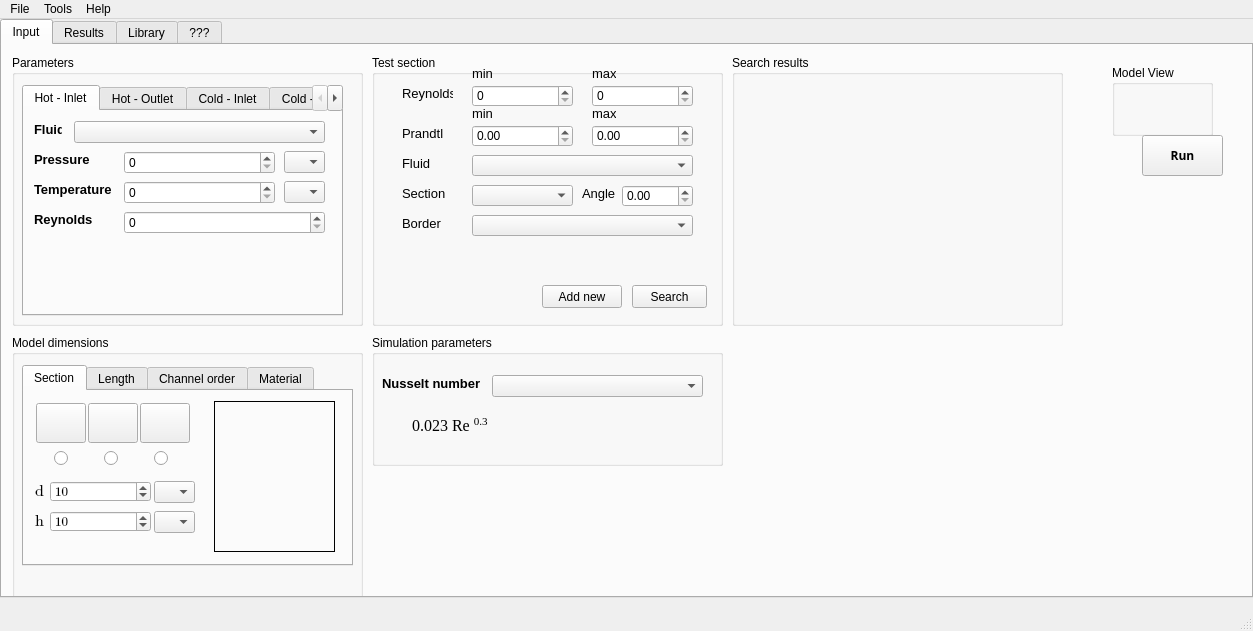
Above: mainwindow.ui from ateixeira0163/PCHE before the change. Below: the same form after it.
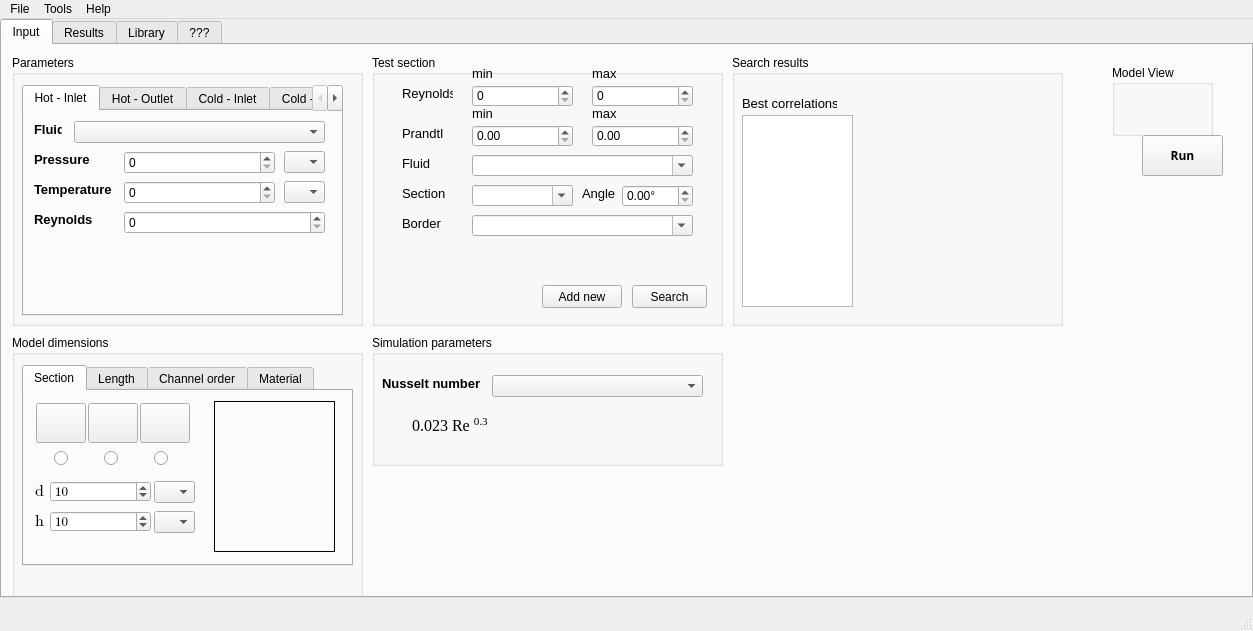
That is the form after the change. Icons and pictures are not drawn.

Commit message: - Fix: Saving correlations - Make editable all the comboBoxes - loadCorrelations added (refresh the comboBoxes) - TO DO:   - Change QMultiMap to maybe QList (loadCorrelations)   - Refresh options lists after added new correlation (check if it refreshes already)   - Add differents highlights to the ListView based on the score.

Diff of the .ui file:
```diff
--- a/mainwindow.ui
+++ b/mainwindow.ui
@@ -1107,6 +1107,9 @@
            <height>21</height>
           </rect>
          </property>
+         <property name="editable">
+          <bool>true</bool>
+         </property>
         </widget>
         <widget class="QLabel" name="label_20">
          <property name="geometry">
@@ -1153,6 +1156,9 @@
            <height>21</height>
           </rect>
          </property>
+         <property name="editable">
+          <bool>true</bool>
+         </property>
         </widget>
         <widget class="QLabel" name="label_22">
          <property name="geometry">
@@ -1181,6 +1187,9 @@
            <height>21</height>
           </rect>
          </property>
+         <property name="editable">
+          <bool>true</bool>
+         </property>
         </widget>
         <widget class="QLabel" name="label_23">
          <property name="geometry">
@@ -1209,6 +1218,9 @@
            <height>22</height>
           </rect>
          </property>
+         <property name="suffix">
+          <string>°</string>
+         </property>
          <property name="maximum">
           <double>360.000000000000000</double>
          </property>
@@ -1239,6 +1251,43 @@
         <property name="title">
          <string>Search results </string>
         </property>
+        <widget class="QListView" name="listSearchResults">
+         <property name="geometry">
+          <rect>
+           <x>10</x>
+           <y>60</y>
+           <width>111</width>
+           <height>192</height>
+          </rect>
+         </property>
+         <property name="cursor" stdset="0">
+          <cursorShape>PointingHandCursor</cursorShape>
+         </property>
+         <property name="focusPolicy">
+          <enum>Qt::WheelFocus</enum>
+         </property>
+         <property name="editTriggers">
+          <set>QAbstractItemView::NoEditTriggers</set>
+         </property>
+        </widget>
+        <widget class="QLabel" name="label_24">
+         <property name="geometry">
+          <rect>
+           <x>10</x>
+           <y>40</y>
+           <width>95</width>
+           <height>16</height>
+          </rect>
+         </property>
+         <property name="font">
+          <font>
+           <pointsize>10</pointsize>
+          </font>
+         </property>
+         <property name="text">
+          <string>Best correlations</string>
+         </property>
+        </widget>
        </widget>
       </widget>
       <widget class="QWidget" name="resultsTab">
```
The commit also changes 8 other files.
